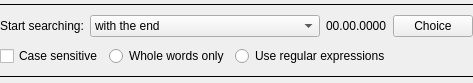
qTox/qTox, file src/widget/form/searchsettingsform.ui: the form before one commit.
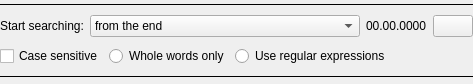
The form after the commit.

Commit message: refactor: change text and icons in search forms

```diff
--- a/src/widget/form/searchsettingsform.ui
+++ b/src/widget/form/searchsettingsform.ui
@@ -7,7 +7,7 @@
     <x>0</x>
     <y>0</y>
     <width>473</width>
-    <height>83</height>
+    <height>84</height>
    </rect>
   </property>
   <property name="sizePolicy">
@@ -52,7 +52,7 @@
        </property>
        <item>
         <property name="text">
-         <string>with the end</string>
+         <string>from the end</string>
         </property>
        </item>
        <item>
@@ -82,7 +82,7 @@
      <item>
       <widget class="QPushButton" name="choiceDateButton">
        <property name="text">
-        <string>Choice</string>
+        <string/>
        </property>
       </widget>
      </item>
```
Left out of the diff: 2 changed lines with no effect on the pictures. The commit also changes 7 other files.
